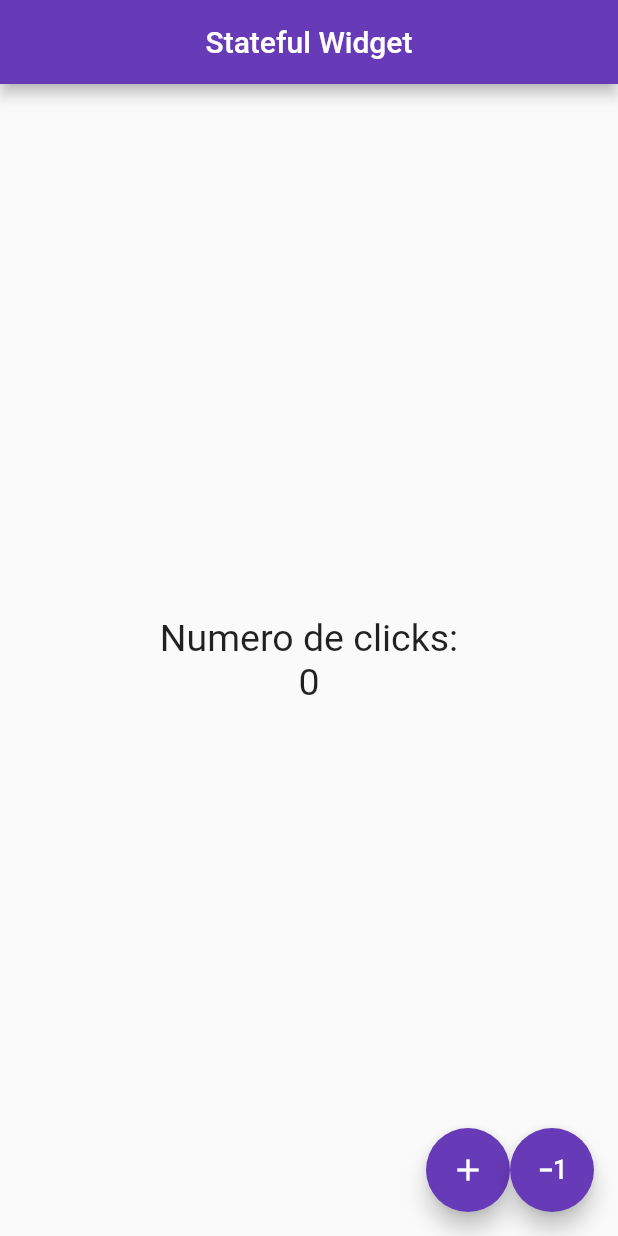
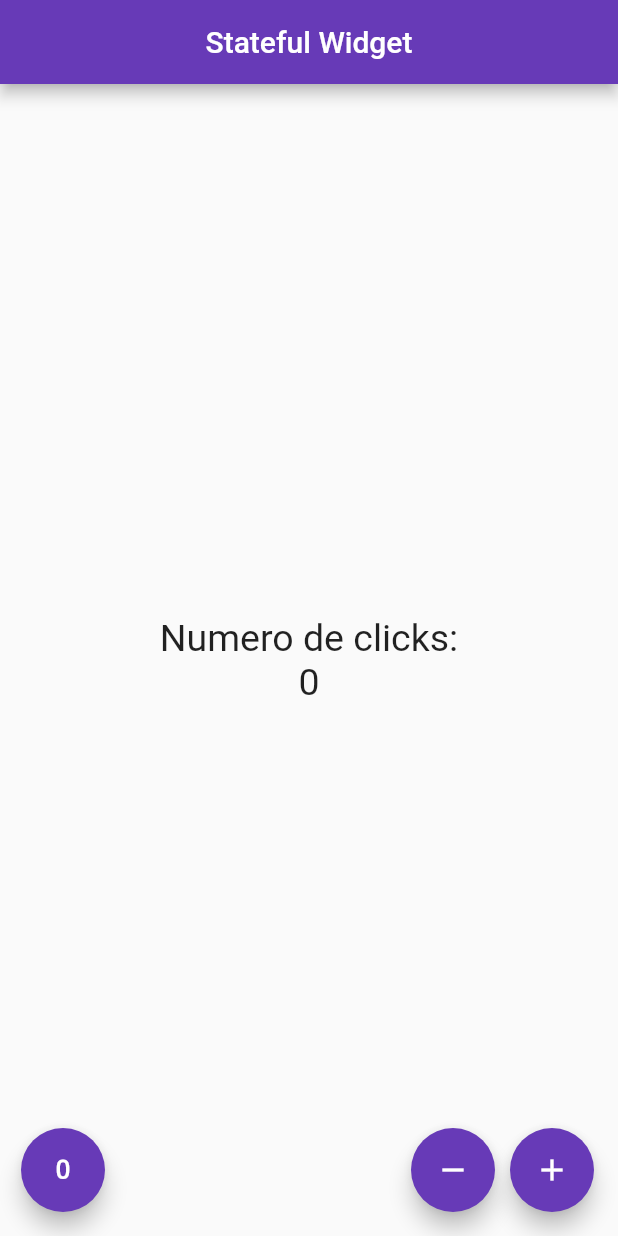
Before and after one commit to EdwinRmz45/Curso-Flutter, a Flutter app: the screen it shows after launch, on a phone screen of 412 x 824 dp. Run offline on Flutter 3.47's test engine with Material 2 defaults, Android fonts, the phone set to English and light mode, and no system bars.

Commit message:
App terminada
App del curso terminada, agrege botones de Suma,Resta y Reset

```diff
--- a/FlutterApp/contador/lib/src/pages/contador_page.dart
+++ b/FlutterApp/contador/lib/src/pages/contador_page.dart
@@ -30,34 +30,34 @@ class _ContadorPageState extends State<ContadorPage>{
           ],
         )
       ),
-      floatingActionButton: Row(   //Increments
-        mainAxisAlignment: MainAxisAlignment.end,
-        children: [
-          FloatingActionButton(
-
-            backgroundColor: Colors.deepPurple,
-            child: Icon(Icons.add,),
-            onPressed: (){
-              _conteo++;
-              setState(() {
-
-              });
-            },
-          ),
-          FloatingActionButton(   //Decrements
-            backgroundColor: Colors.deepPurple,
-            child: Icon(Icons.exposure_neg_1,),
-            onPressed: (){
-              _conteo--;
-              setState(() {
-
-              });
-            },
-          )
-        ],
-
-      ),
-
+      floatingActionButton: _crearBotones()
     );
   }
+
+  Widget _crearBotones() {
+    return Row(
+      mainAxisAlignment: MainAxisAlignment.end,
+      children: <Widget>[
+        SizedBox(width: 30.0),
+        FloatingActionButton( onPressed: _reset, child: Icon(Icons.exposure_zero), backgroundColor: Colors.deepPurple),
+        Expanded(child: SizedBox()),
+        FloatingActionButton( onPressed: _sustraer, child: Icon(Icons.remove), backgroundColor: Colors.deepPurple),
+        SizedBox(width: 10.0,),
+        FloatingActionButton( onPressed: _agregar, child: Icon(Icons.add), backgroundColor: Colors.deepPurple)
+      ],
+    );
+  }
+
+  void _agregar() {
+    setState(() =>_conteo++);
+  }
+
+  void _sustraer() {
+    setState(() =>_conteo--);
+  }
+
+  void _reset() {
+    setState(() =>_conteo = 0);
+  }
+
 }
```
